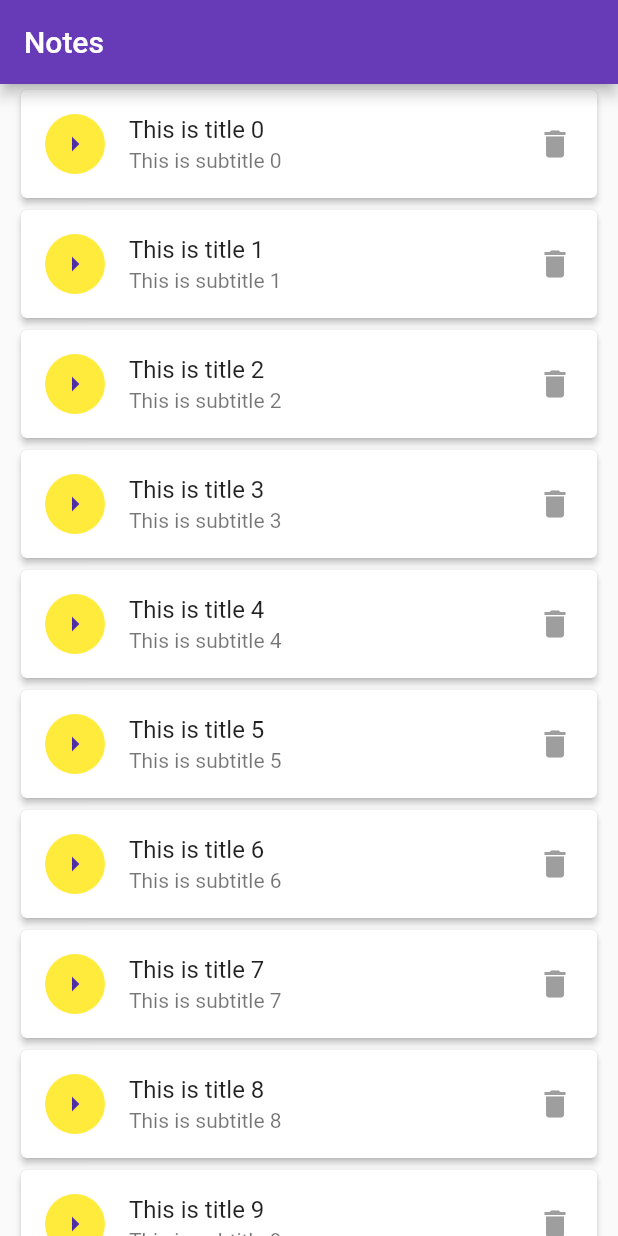
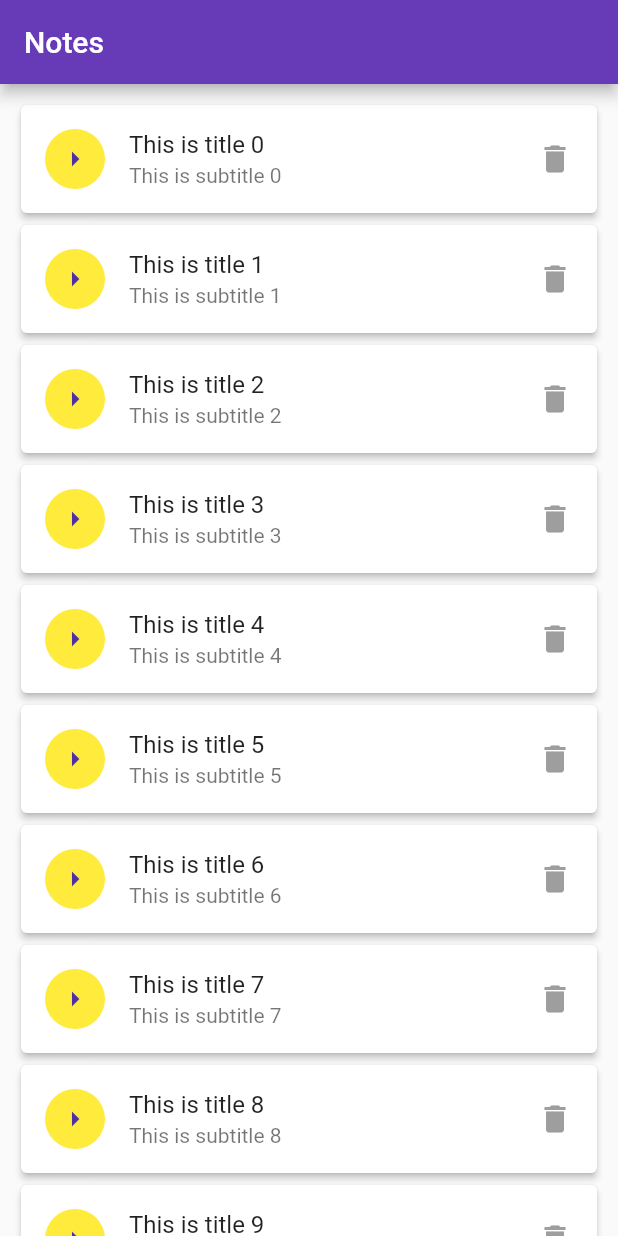
Before and after one commit to erikrios/note-keeper-app, a Flutter app: the screen it shows after launch, on a phone screen of 412 x 824 dp. Run offline on Flutter 3.47's test engine with Material 2 defaults, Android fonts, the phone set to English and light mode, and no system bars.

Commit message:
Add top and bottom padding for ListView widget

```diff
--- a/lib/screens/note_list.dart
+++ b/lib/screens/note_list.dart
@@ -22,6 +22,8 @@ class _NoteListState extends State<NoteList> {
         margin: EdgeInsets.only(
             left: _minimumPadding * 2, right: _minimumPadding * 2),
         child: ListView.builder(
+          padding: EdgeInsets.only(
+              top: _minimumPadding * 2, bottom: _minimumPadding * 2),
           itemBuilder: (BuildContext context, int index) {
             return Card(
               child: ListTile(
```
